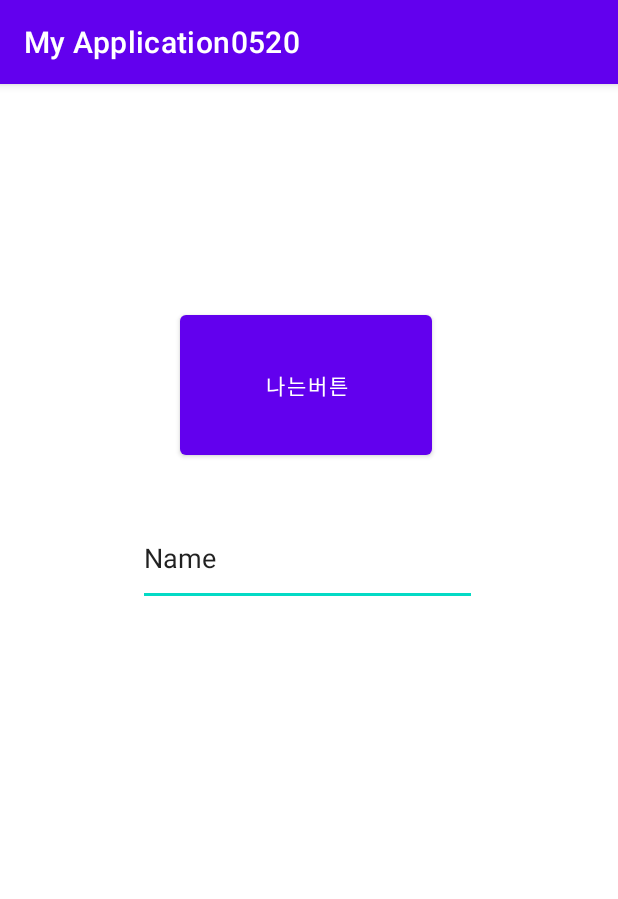
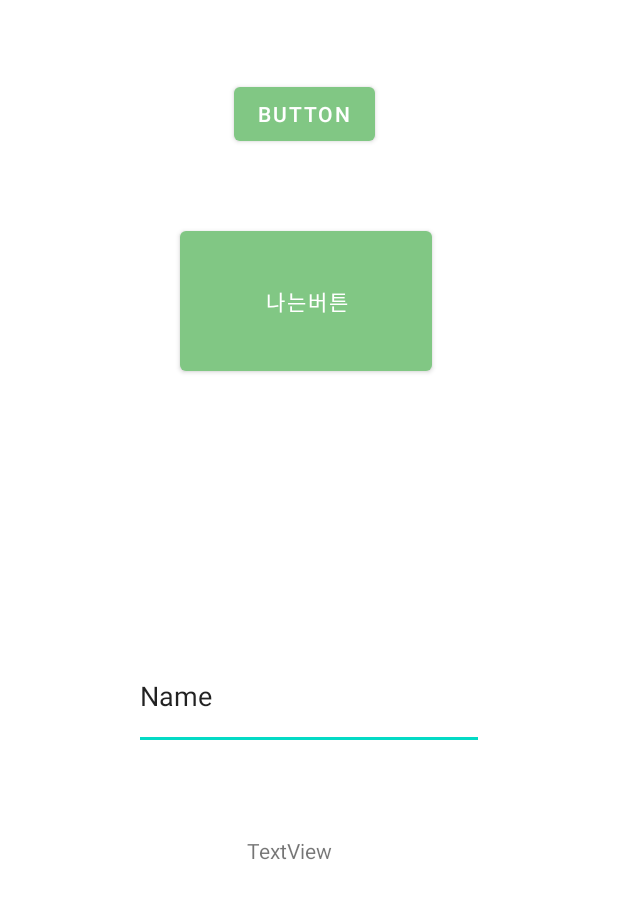
Before and after one commit to oocheol/Android, an Android app: the screen it shows after launch (MainActivity), on a phone screen of 412 x 824 dp. Shown: the top 899 px of the screen. Run offline under Robolectric (Android 15) with nearby library versions, the phone set to English and light mode, and no system bars.

Commit message:
22/05/24

```diff
--- a/app/src/main/java/com/example/myapplication0520/MainActivity.java
+++ b/app/src/main/java/com/example/myapplication0520/MainActivity.java
@@ -5,9 +5,11 @@ import android.os.Bundle;
 import android.util.Log;
 import android.view.View;
 import android.widget.EditText;
+import android.widget.TextView;
 
 public class MainActivity extends AppCompatActivity {
     EditText editText;
+    TextView tv_main;
 
     // 우리가 만든 어플을 실질적으로 실행시켜주는 역할
     @Override
@@ -20,6 +22,7 @@ public class MainActivity extends AppCompatActivity {
 
         // EditText --> PlainText
         editText = findViewById(R.id.editText);
+        tv_main = findViewById(R.id.tv_main);
 
     }
 
@@ -37,6 +40,17 @@ public class MainActivity extends AppCompatActivity {
         // getText() --> xml에서 인식 가능한 문자열타입
         String data = editText.getText().toString();
         Log.d("입력한 내용",data);
+
+        // TextView에 입력한 내용 출력
+        // tv_main = findViewById(R.id.tv_main);
+        tv_main.setText(data);
+
+    }
+
+    public void click2(View view){
+        // TextView에 내용을 --> '초기화 할꺼에요!' 출력!
+        // tv_main = findViewById(R.id.tv_main);
+        tv_main.setText("초기화 할꺼에요!");
     }
 
 }
--- a/app/src/main/res/layout/activity_main.xml
+++ b/app/src/main/res/layout/activity_main.xml
@@ -17,16 +17,38 @@
         app:layout_constraintStart_toStartOf="parent"
         app:layout_constraintTop_toTopOf="parent" />
 
+    <TextView
+        android:id="@+id/tv_main"
+        android:layout_width="82dp"
+        android:layout_height="45dp"
+        android:layout_marginBottom="221dp"
+        android:text="TextView"
+        app:layout_constraintBottom_toBottomOf="parent"
+        app:layout_constraintEnd_toEndOf="parent"
+        app:layout_constraintHorizontal_bias="0.498"
+        app:layout_constraintStart_toStartOf="parent" />
+
+    <Button
+        android:id="@+id/btn2"
+        android:layout_width="wrap_content"
+        android:layout_height="wrap_content"
+        android:layout_marginStart="156dp"
+        android:layout_marginTop="52dp"
+        android:onClick="click2"
+        android:text="Button"
+        app:layout_constraintStart_toStartOf="parent"
+        app:layout_constraintTop_toTopOf="parent" />
+
     <EditText
         android:id="@+id/editText"
-        android:layout_width="226dp"
-        android:layout_height="64dp"
-        android:layout_marginStart="92dp"
-        android:layout_marginTop="284dp"
+        android:layout_width="233dp"
+        android:layout_height="72dp"
+        android:layout_marginBottom="324dp"
         android:ems="10"
         android:inputType="textPersonName"
         android:text="Name"
-        app:layout_constraintStart_toStartOf="parent"
-        app:layout_constraintTop_toTopOf="parent" />
+        app:layout_constraintBottom_toBottomOf="parent"
+        app:layout_constraintEnd_toEndOf="parent"
+        app:layout_constraintStart_toStartOf="parent" />
 
 </androidx.constraintlayout.widget.ConstraintLayout>
--- a/app/src/main/res/values/colors.xml
+++ b/app/src/main/res/values/colors.xml
@@ -1,5 +1,6 @@
 <?xml version="1.0" encoding="utf-8"?>
 <resources>
+    <!-- 색상을 저장하는 파일 -->
     <color name="purple_200">#FFBB86FC</color>
     <color name="purple_500">#FF6200EE</color>
     <color name="purple_700">#FF3700B3</color>
@@ -8,4 +9,5 @@
     <color name="black">#FF000000</color>
     <color name="white">#FFFFFFFF</color>
     <color name="red">#FFFF0000</color>
+    <color name="UserColor">#81c784</color>
 </resources>
--- a/app/src/main/res/values/strings.xml
+++ b/app/src/main/res/values/strings.xml
@@ -1,4 +1,5 @@
 <resources>
+<!-- 문자열에 관련된 데이터를 태그 저장! -->
     <string name="app_name">My Application0520</string>
 
     <string name="FirstText">나는버튼</string>
--- a/app/src/main/res/values/themes.xml
+++ b/app/src/main/res/values/themes.xml
@@ -5,7 +5,10 @@
         <!-- 상태바, 타이틀바에 대한 설정 -->
 
         <!-- Primary brand color. -->
-        <item name="colorPrimary">@color/purple_500</item>
+        <!-- 타이틀바 -->
+        <item name="colorPrimary">@color/UserColor</item>
+
+        <!-- 상태바 -->
         <item name="colorPrimaryVariant">@color/purple_200</item>
         <item name="colorOnPrimary">@color/white</item>
         <!-- Secondary brand color. -->
@@ -15,5 +18,13 @@
         <!-- Status bar color. -->
         <item name="android:statusBarColor" tools:targetApi="l">?attr/colorPrimaryVariant</item>
         <!-- Customize your theme here. -->
+
+        <!-- 타이틀 바 제거 -->
+        <item name="windowNoTitle">true</item>
+
+        <!-- 전화면 보기 (상태창 제거) -->
+        <item name="windowActionBar">false</item>
+        <item name="android:windowFullscreen">true</item>
+
     </style>
 </resources>
```
